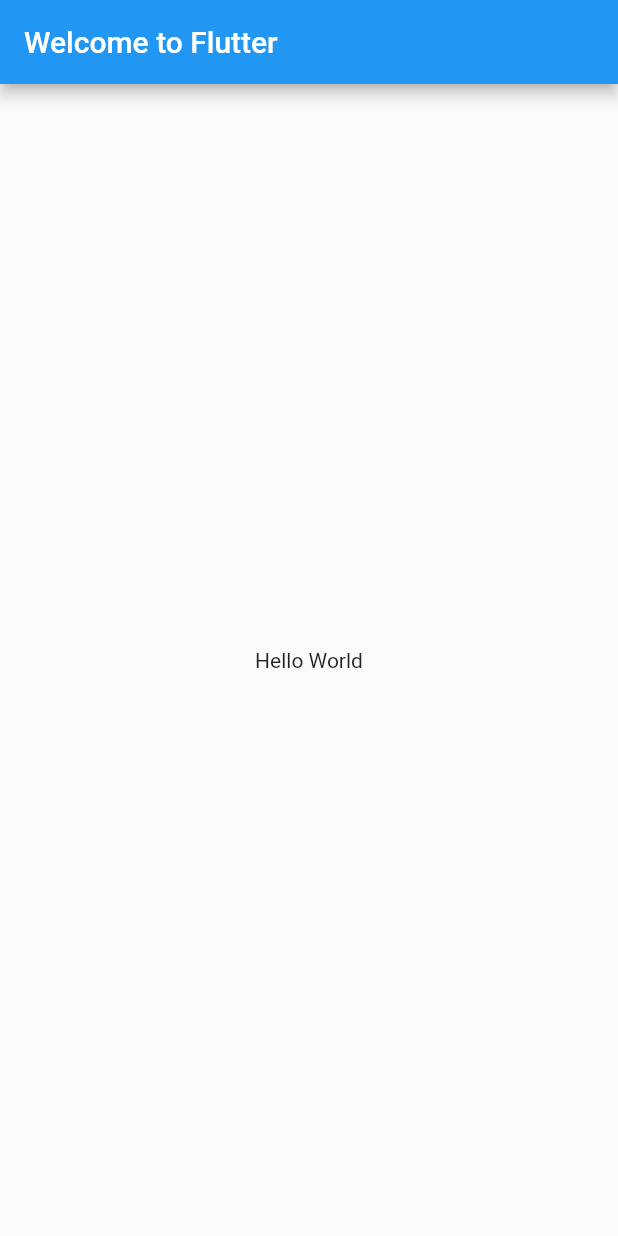
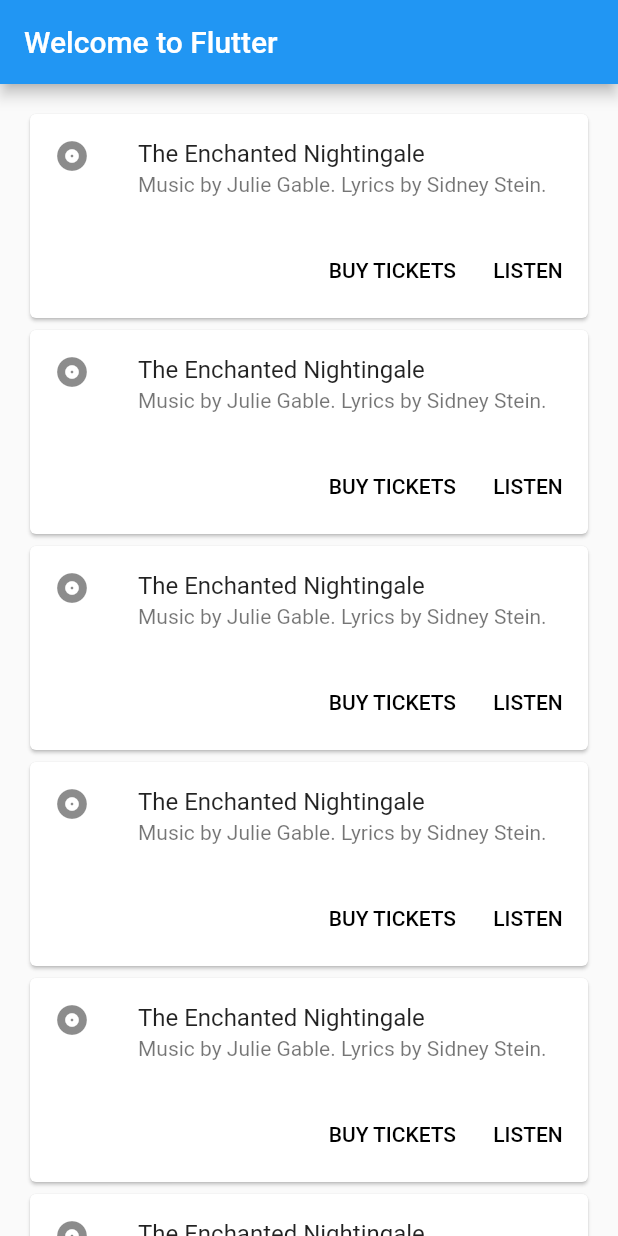
Before and after one commit to hbollon/SkillsList, a Flutter app: the screen it shows after launch, on a phone screen of 412 x 824 dp. Run offline on Flutter 3.47's test engine with Material 2 defaults, Android fonts, the phone set to English and light mode, and no system bars.

Commit message:
Created list & card class

```diff
--- a/lib/main.dart
+++ b/lib/main.dart
@@ -3,6 +3,7 @@
 // found in the LICENSE file.
 
 import 'package:flutter/material.dart';
+import 'package:skillslist/skill_list.dart';
 
 void main() => runApp(MyApp());
 
@@ -16,7 +17,7 @@ class MyApp extends StatelessWidget {
           title: Text('Welcome to Flutter'),
         ),
         body: Center(
-          child: Text('Hello World'),
+          child: SkillList(),
         ),
       ),
     );
--- /dev/null
+++ b/lib/skill_card.dart
@@ -0,0 +1,35 @@
+import 'package:flutter/material.dart';
+
+class SkillCard extends StatelessWidget {
+  SkillCard({Key key}) : super(key: key);
+
+  @override
+  Widget build(BuildContext context) {
+    return Center(
+      child: Card(
+        child: Column(
+          mainAxisSize: MainAxisSize.min,
+          children: <Widget>[
+            const ListTile(
+              leading: Icon(Icons.album),
+              title: Text('The Enchanted Nightingale'),
+              subtitle: Text('Music by Julie Gable. Lyrics by Sidney Stein.'),
+            ),
+            ButtonBar(
+              children: <Widget>[
+                FlatButton(
+                  child: const Text('BUY TICKETS'),
+                  onPressed: () {/* ... */},
+                ),
+                FlatButton(
+                  child: const Text('LISTEN'),
+                  onPressed: () {/* ... */},
+                ),
+              ],
+            ),
+          ],
+        ),
+      ),
+    );
+  }
+}
--- /dev/null
+++ b/lib/skill_list.dart
@@ -0,0 +1,23 @@
+import 'package:flutter/material.dart';
+import 'package:skillslist/skill_card.dart';
+
+class SkillList extends StatelessWidget {
+  SkillList({Key key}) : super(key: key);
+
+  Widget buildRow() {
+    return SkillCard();
+  }
+
+  Widget buildList() {
+    return ListView.builder(
+        padding: EdgeInsets.all(16.0),
+        itemBuilder: (context, i) {
+          return buildRow();
+        });
+  }
+
+  @override
+  Widget build(BuildContext context) {
+    return buildList();
+  }
+}
```
